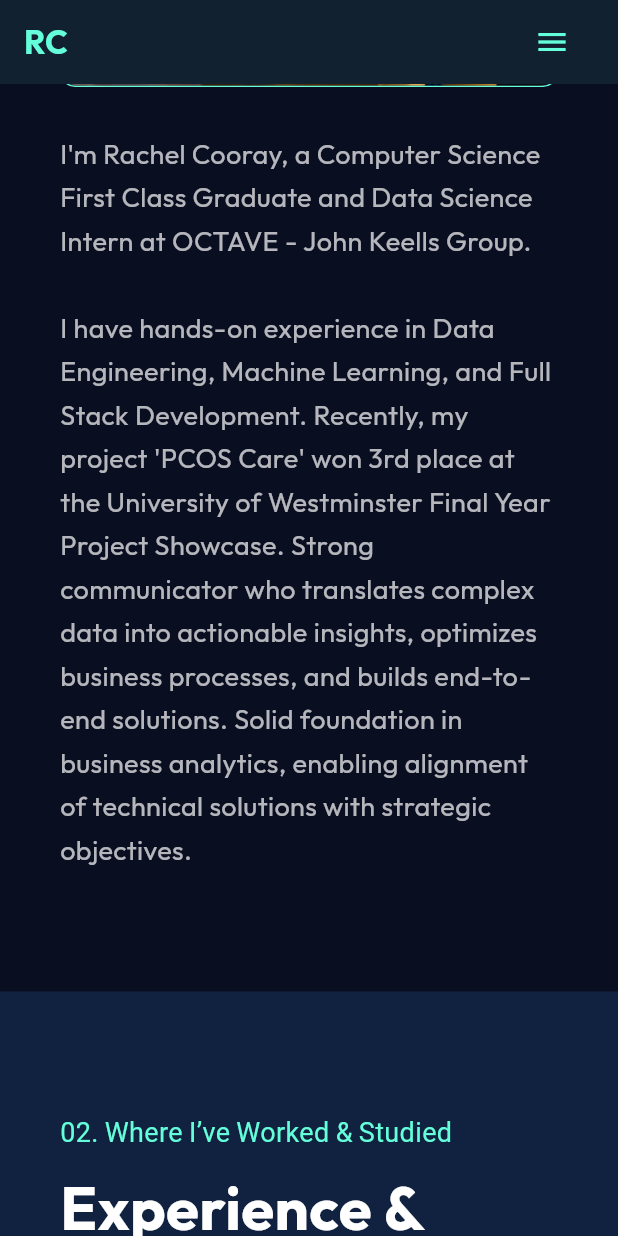
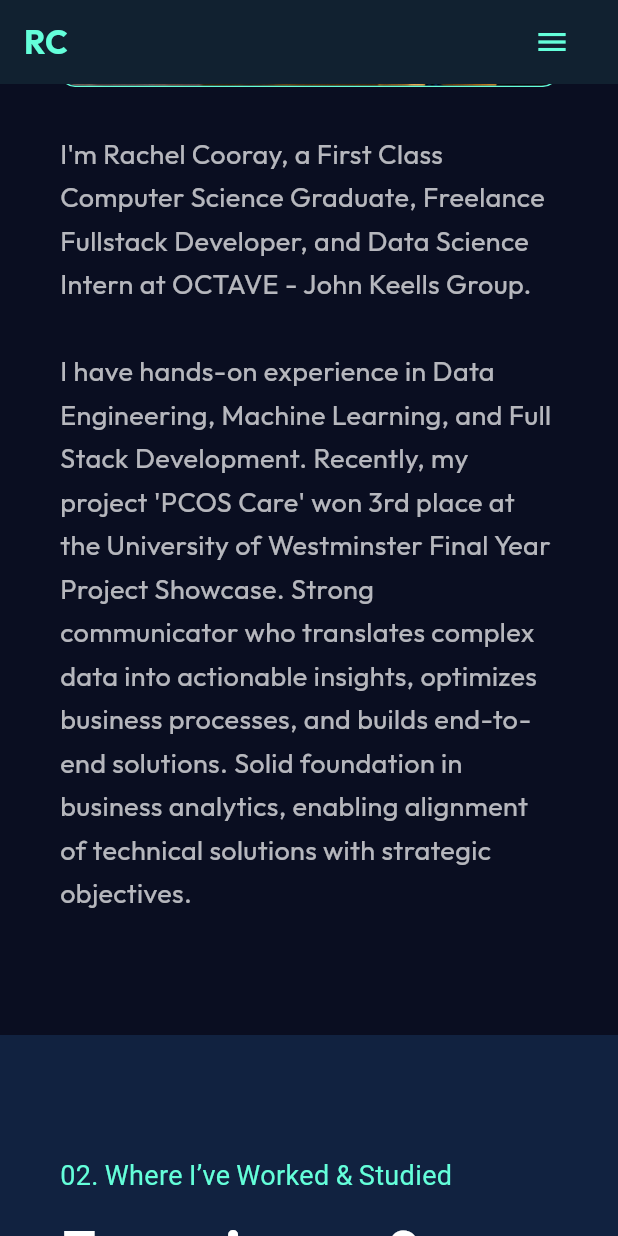
Before and after one commit to rachelcooray/portfolio, a Flutter app: the screen it shows after launch, scrolled down 1728 dp, on a phone screen of 412 x 824 dp. Run offline on Flutter 3.47's test engine with Material 3 defaults, Android fonts, the light colour scheme and no system bars; our stand-ins replace font_awesome_flutter, google_fonts; Roboto replaces fonts that are missing (Fira Code).

Commit message:
freelance added

```diff
--- a/client/lib/sections/about_section.dart
+++ b/client/lib/sections/about_section.dart
@@ -28,7 +28,7 @@ class AboutSection extends StatelessWidget {
 
     // Define the text widget separately
     const Widget aboutText = Text(
-      "I'm Rachel Cooray, a Computer Science First Class Graduate and Data Science Intern at OCTAVE - John Keells Group.\n\n"
+      "I'm Rachel Cooray, a First Class Computer Science Graduate, Freelance Fullstack Developer, and Data Science Intern at OCTAVE - John Keells Group.\n\n"
       "I have hands-on experience in Data Engineering, Machine Learning, and Full Stack Development. "
       "Recently, my project 'PCOS Care' won 3rd place at the University of Westminster Final Year Project Showcase. "
       "Strong communicator who translates complex data into actionable insights, optimizes business processes, and builds end-to-end solutions. "
--- a/client/lib/sections/contact_section.dart
+++ b/client/lib/sections/contact_section.dart
@@ -76,7 +76,7 @@ class _ContactSectionState extends State<ContactSection> {
               ConstrainedBox(
                 constraints: const BoxConstraints(maxWidth: 600),
                 child: const Text(
-                  'I am currently looking for new opportunities. Whether you have a question or just want to say hi, I’ll try my best to get back to you!',
+                  'I’m excited to take on new opportunities and freelance projects. Reach out anytime - I’ll get back to you soon!',
                   textAlign: TextAlign.center,
                   style: TextStyle(
                     fontSize: 18,
```
